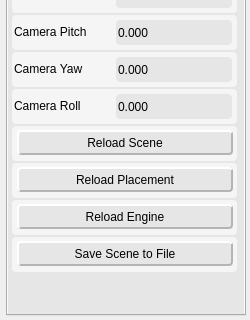
Old version of the form ShaderEditor/qt/project/tweaker.ui in the repository karajensen/shader-editor; both pictures show x 0 to 250 and y 280 to 600 of the 250 by 600 pixel window.
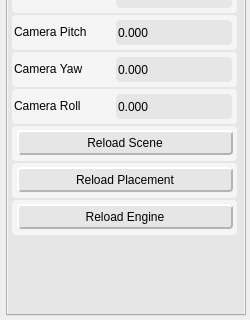
New version of the form. The open tabs and pages were chosen to show the change.

Commit message: moving xml to scene builder

The edit to the form file:
```diff
--- a/ShaderEditor/qt/project/tweaker.ui
+++ b/ShaderEditor/qt/project/tweaker.ui
@@ -1487,63 +1487,6 @@
           </widget>
          </widget>
         </item>
-        <item>
-         <widget class="QFrame" name="saveScene">
-          <property name="sizePolicy">
-           <sizepolicy hsizetype="Fixed" vsizetype="Fixed">
-            <horstretch>0</horstretch>
-            <verstretch>0</verstretch>
-           </sizepolicy>
-          </property>
-          <property name="minimumSize">
-           <size>
-            <width>225</width>
-            <height>35</height>
-           </size>
-          </property>
-          <property name="maximumSize">
-           <size>
-            <width>225</width>
-            <height>35</height>
-           </size>
-          </property>
-          <property name="styleSheet">
-           <string notr="true">background-color: rgb(245, 245, 245);
-border-radius: 4px;</string>
-          </property>
-          <property name="frameShape">
-           <enum>QFrame::Panel</enum>
-          </property>
-          <property name="frameShadow">
-           <enum>QFrame::Raised</enum>
-          </property>
-          <widget class="QPushButton" name="saveScene_btn">
-           <property name="geometry">
-            <rect>
-             <x>5</x>
-             <y>4</y>
-             <width>216</width>
-             <height>25</height>
-            </rect>
-           </property>
-           <property name="styleSheet">
-            <string notr="true">background-color: rgb(230, 230, 230);
-border-top-color: rgb(255, 255, 255);
-border-left-color: rgb(255, 255, 255);
-border-bottom-color: rgb(180, 180, 180);
-border-right-color: rgb(180, 180, 180);
-border-style: solid;
-border-width: 2px;</string>
-           </property>
-           <property name="text">
-            <string>Save Scene to File</string>
-           </property>
-           <property name="default">
-            <bool>false</bool>
-           </property>
-          </widget>
-         </widget>
-        </item>
         <item>
          <spacer name="_sceneSpacer">
           <property name="orientation">
```
Left out of the diff: 2 changed lines with no effect on the pictures. The commit also changes 323 other files.
